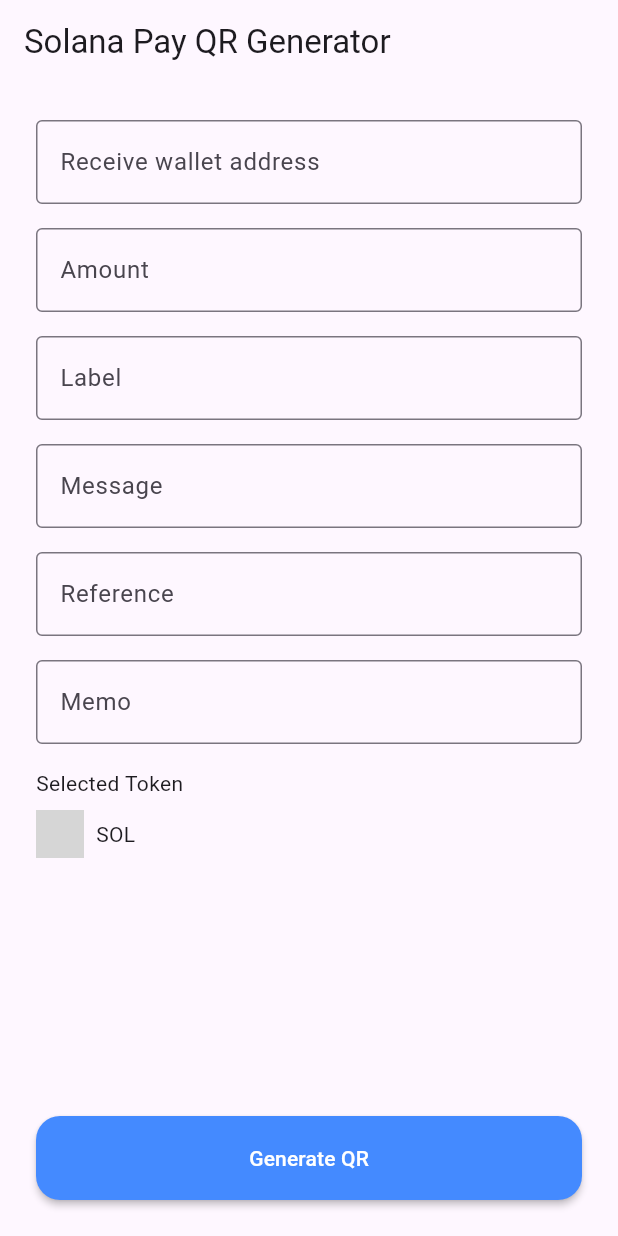
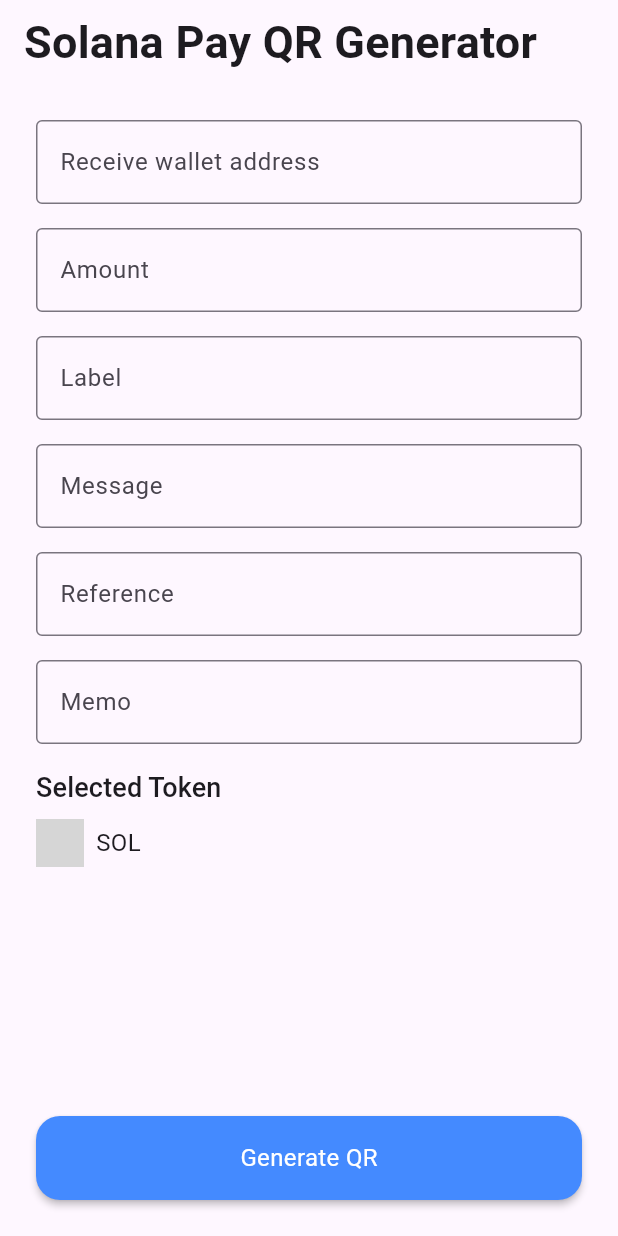
Before and after one commit to kackogut/solana_pay_generator, a Flutter app: the screen it shows after launch, on a phone screen of 412 x 824 dp. Run offline on Flutter 3.47's test engine with Material 2 defaults, Android fonts, the light colour scheme and no system bars; our stand-ins replace easy_localization, equatable, flutter_bloc, pretty_qr_code; missing offline and left inert: solana; network calls fail; grey boxes are pictures that could not be loaded.

Commit message:
Text theme init

```diff
--- /dev/null
+++ b/lib/design/theme/app_theme.dart
@@ -0,0 +1,15 @@
+import 'package:flutter/material.dart';
+
+class AppTheme {
+  static ThemeData getThemeData() => ThemeData(
+        colorScheme: ColorScheme.fromSeed(seedColor: Colors.deepPurple),
+        useMaterial3: true,
+        textTheme: _getTextTheme(),
+      );
+
+  static TextTheme _getTextTheme() => const TextTheme(
+        titleMedium: TextStyle(fontSize: 30, fontWeight: FontWeight.w600),
+        titleSmall: TextStyle(fontSize: 18, fontWeight: FontWeight.w500),
+        bodyMedium: TextStyle(fontSize: 16, fontWeight: FontWeight.w400),
+      );
+}
--- a/lib/design/token/token_row.dart
+++ b/lib/design/token/token_row.dart
@@ -1,4 +1,4 @@
-import 'package:flutter/cupertino.dart';
+import 'package:flutter/material.dart';
 
 import '../sizes.dart';
 import '../spacings.dart';
@@ -21,7 +21,10 @@
           height: Sizes.iconLarge,
         ),
         const SizedBox(width: Spacing.small_100),
-        Text(_symbol),
+        Text(
+          _symbol,
+          style: Theme.of(context).textTheme.bodyMedium,
+        ),
       ],
     );
   }
--- a/lib/feature/input/components/selected_token_row.dart
+++ b/lib/feature/input/components/selected_token_row.dart
@@ -1,5 +1,5 @@
 import 'package:easy_localization/easy_localization.dart';
-import 'package:flutter/cupertino.dart';
+import 'package:flutter/material.dart';
 import 'package:flutter_bloc/flutter_bloc.dart';
 import 'package:sol_pay_gen/domain/token/token_data.dart';
 import 'package:sol_pay_gen/feature/input/bloc/parameters_input_cubit.dart';
@@ -27,6 +27,7 @@
           Text(
             S.selectedTokenLabel.tr(),
             textAlign: TextAlign.start,
+            style: Theme.of(context).textTheme.titleSmall,
           ),
           const SizedBox(height: Spacing.small_100),
           GestureDetector(
--- a/lib/feature/input/parameters_input_screen.dart
+++ b/lib/feature/input/parameters_input_screen.dart
@@ -19,7 +19,10 @@
   @override
   Widget build(BuildContext context) => Scaffold(
         appBar: AppBar(
-          title: Text(S.generatorInputTitle.tr()),
+          title: Text(
+            S.generatorInputTitle.tr(),
+            style: Theme.of(context).textTheme.titleMedium,
+          ),
         ),
         body: BlocListener<QrGeneratorCubit, QrGeneratorState>(
           listener: (context, state) {
@@ -54,8 +57,7 @@
                 BaseInput(
                   labelText: S.addressLabel.tr(),
                   error: state.address.error?.text,
-                  onChanged: (address) =>
-                      context
+                  onChanged: (address) => context
                       .read<ParametersInputCubit>()
                       .onAddressChange(address),
                 ),
@@ -64,8 +66,7 @@
                   labelText: S.amountLabel.tr(),
                   keyboardType: TextInputType.number,
                   error: state.amount.error?.text,
-                  onChanged: (address) =>
-                      context
+                  onChanged: (address) => context
                       .read<ParametersInputCubit>()
                       .onAmountChange(address),
                 ),
@@ -78,8 +79,7 @@
                 const SizedBox(height: Spacing.medium_100),
                 BaseInput(
                   labelText: S.messageLabel.tr(),
-                  onChanged: (text) =>
-                      context
+                  onChanged: (text) => context
                       .read<ParametersInputCubit>()
                       .onMessageChange(text),
                 ),
@@ -87,8 +87,7 @@
                 BaseInput(
                   labelText: S.referenceLabel.tr(),
                   error: state.reference.error?.text,
-                  onChanged: (address) =>
-                      context
+                  onChanged: (address) => context
                       .read<ParametersInputCubit>()
                       .onReferenceChange(address),
                 ),
@@ -122,7 +121,9 @@
               height: Sizes.actionButtonSize,
               child: Text(
                 S.generateQrButtonText.tr(),
-                style: const TextStyle(color: Colors.white),
+                style: Theme.of(context).textTheme.bodyMedium?.copyWith(
+                      color: Colors.white,
+                    ),
               ),
             ),
           )
--- a/lib/feature/token/token_picker.dart
+++ b/lib/feature/token/token_picker.dart
@@ -49,7 +49,10 @@
   Widget build(BuildContext context) {
     return Column(
       children: [
-        Text(S.tokenPickerTitle.tr()),
+        Text(
+          S.tokenPickerTitle.tr(),
+          style: Theme.of(context).textTheme.titleSmall,
+        ),
         const SizedBox(height: Spacing.small_100),
         Expanded(
           child: ListView.separated(
--- a/lib/main.dart
+++ b/lib/main.dart
@@ -1,5 +1,6 @@
 import 'package:easy_localization/easy_localization.dart';
 import 'package:flutter/material.dart';
+import 'package:sol_pay_gen/design/theme/app_theme.dart';
 import 'package:sol_pay_gen/di/blocs_providers.dart';
 import 'package:sol_pay_gen/di/repositories_providers.dart';
 
@@ -31,10 +32,7 @@
       localizationsDelegates: context.localizationDelegates,
       supportedLocales: context.supportedLocales,
       locale: context.locale,
-      theme: ThemeData(
-        colorScheme: ColorScheme.fromSeed(seedColor: Colors.deepPurple),
-        useMaterial3: true,
-      ),
+      theme: AppTheme.getThemeData(),
       home: getRepositoryProviders(
         blocProviders: getBlocProviders(
           child: const ParametersInputScreen(),
```
Lines whose indentation alone changed are shown as unchanged.
